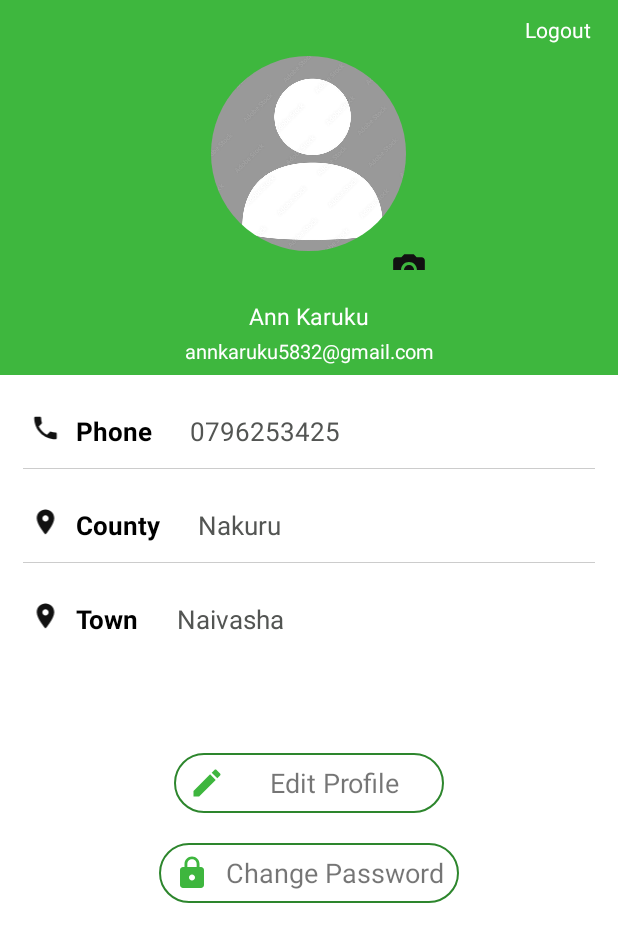
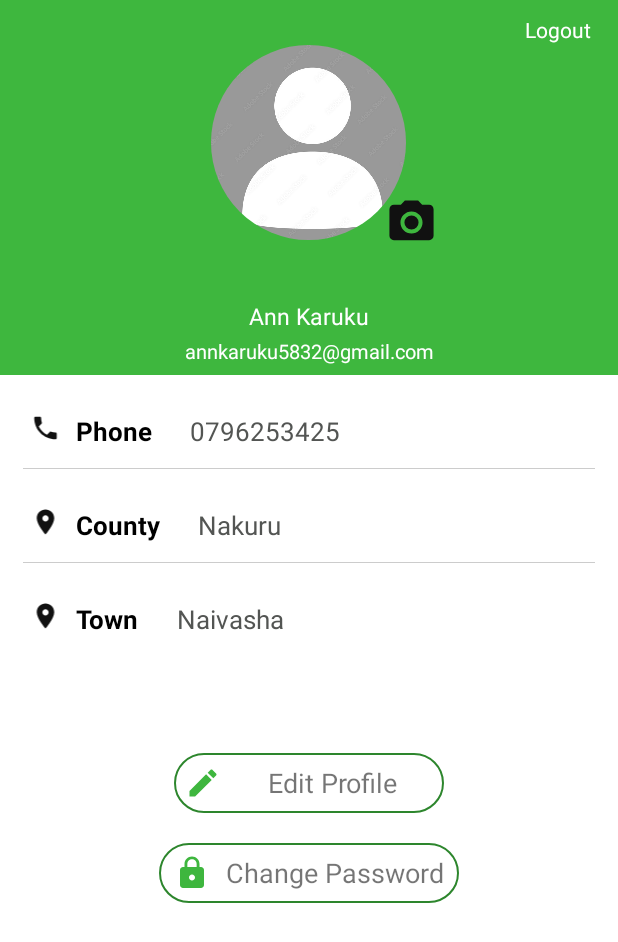
Before and after one commit to Ann-Karuku/ewayKollect, an Android app: the layout fragment_profile.xml on its own in the app's theme, with its tools: preview values and no code run, on a phone screen of 412 x 824 dp. Shown: the top 942 px of the screen. Run offline under Robolectric (Android 15) with nearby library versions, the phone set to English and light mode, and no system bars; plain views replace CircularImageView.

Commit message:
Done with profileFragment.kt UI unless otherwise.

```diff
--- a/app/src/main/res/layout/fragment_profile.xml
+++ b/app/src/main/res/layout/fragment_profile.xml
@@ -16,11 +16,10 @@
      android:orientation="vertical"
      android:background="@color/other_green">
 
-    <LinearLayout
+    <FrameLayout
         android:layout_width="match_parent"
         android:layout_height="190dp"
-        android:padding="10dp"
-        android:orientation="vertical">
+        android:padding="10dp">
         <TextView
             android:id="@+id/prof_logout"
             android:layout_width="wrap_content"
@@ -38,16 +37,20 @@
          android:layout_gravity="center"
          android:src="@drawable/icon"
          />
+        <ImageView
+            android:id="@+id/edt_camera"
+            android:layout_width="35dp"
+            android:layout_height="35dp"
+            android:src="@drawable/ic_camera"
+            android:layout_marginTop="53dp"
+            android:layout_marginRight="110dp"
+            android:layout_gravity="right|center"
 
-        <ImageView
-            android:id="@+id/prof_camera"
-            android:layout_width="25dp"
-            android:layout_height="25dp"
-            android:layout_marginLeft="250dp"
-            android:src="@drawable/ic_camera" />
-    </LinearLayout>
+            />
+    </FrameLayout>
 
      <TextView
+         android:id="@+id/prof_name"
          android:layout_width="match_parent"
          android:layout_height="19dp"
          android:text="Ann Karuku"
@@ -56,6 +59,7 @@
          android:gravity="center_horizontal"
          android:layout_marginTop="10dp"/>
      <TextView
+         android:id="@+id/prof_email"
          android:layout_width="match_parent"
          android:layout_height="22dp"
          android:text="annkaruku5832@gmail.com"
@@ -87,6 +91,7 @@
             android:layout_marginLeft="5dp"
             android:layout_marginBottom="7dp"/>
         <TextView
+            android:id="@+id/prof_phone"
             android:layout_width="wrap_content"
             android:layout_height="wrap_content"
             android:text="0796253425"
@@ -127,6 +132,7 @@
             android:layout_marginLeft="5dp"
             android:layout_marginBottom="7dp"/>
         <TextView
+            android:id="@+id/prof_county"
             android:layout_width="wrap_content"
             android:layout_height="wrap_content"
             android:text="Nakuru"
@@ -166,6 +172,7 @@
             android:layout_marginLeft="5dp"
             android:layout_marginBottom="7dp"/>
         <TextView
+            android:id="@+id/prof_subcounty"
             android:layout_width="wrap_content"
             android:layout_height="wrap_content"
             android:text="Naivasha"
@@ -185,16 +192,18 @@
        android:gravity="center">
 
         <TextView
+            android:id="@+id/edt_profile"
             android:layout_width="180dp"
             android:layout_height="40dp"
             android:background="@drawable/btn_bg"
             android:text="Edit Profile"
-            android:paddingLeft="10dp"
+            android:paddingLeft="7dp"
             android:gravity="center"
             android:textSize="18dp"
             android:drawableLeft="@drawable/ic_edit"/>
 
         <TextView
+            android:id="@+id/change_pass"
             android:layout_width="200dp"
             android:layout_height="40dp"
             android:background="@drawable/btn_bg"
```
Also changed, not shown: app/src/main/java/com/example/ewaykollect/profileFragment.kt (+39 -0 lines).
